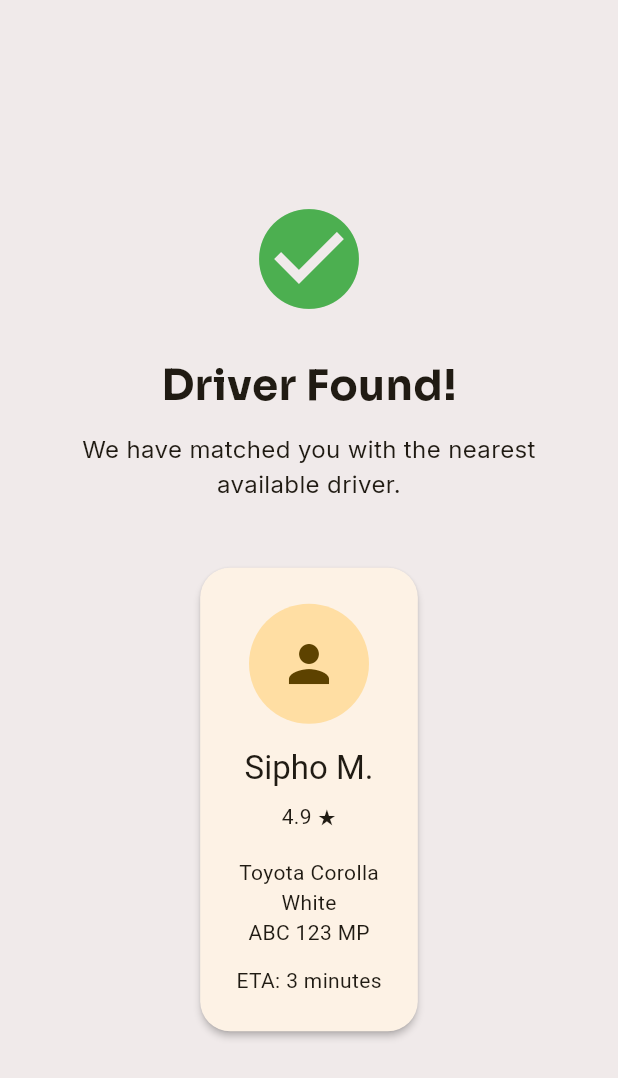
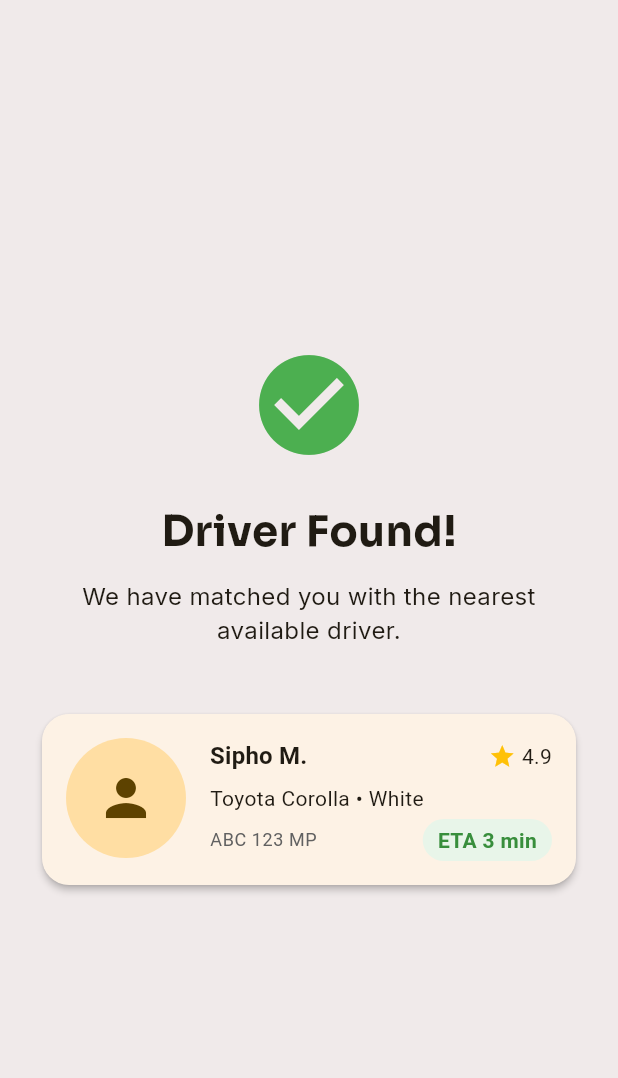
Before and after one commit to nyikolinkin/Tussen, a Flutter app: the DriverFoundScreen screen opened by its route, on a phone screen of 412 x 824 dp. Shown: the top 1078 px of the screen. Run offline on Flutter 3.47's test engine with Material 3 defaults, Android fonts, the phone set to English and light mode, and no system bars; our stand-ins replace flutter_riverpod, go_router, google_fonts.

```diff
--- a/lib/features/rides/presentation/widgets/driver_card.dart
+++ b/lib/features/rides/presentation/widgets/driver_card.dart
@@ -1,6 +1,6 @@
 import 'package:flutter/material.dart';
 
-import '../../../rides/domain/models/driver.dart';
+import '../../domain/models/driver.dart';
 import 'driver_avatar.dart';
 
 class DriverCard extends StatelessWidget {
@@ -16,39 +16,102 @@ class DriverCard extends StatelessWidget {
     return Card(
       elevation: 2,
       shape: RoundedRectangleBorder(
-        borderRadius: BorderRadius.circular(20),
+        borderRadius: BorderRadius.circular(18),
       ),
       child: Padding(
-        padding: const EdgeInsets.all(24),
-        child: Column(
+        padding: const EdgeInsets.all(16),
+        child: Row(
+          crossAxisAlignment: CrossAxisAlignment.start,
           children: [
+
+            // Driver photo
             const DriverAvatar(),
 
-            const SizedBox(height: 16),
+            const SizedBox(width: 16),
 
-            Text(
-              driver.name,
-              style: Theme.of(context).textTheme.titleLarge,
-            ),
+            // Driver details
+            Expanded(
+              child: Column(
+                crossAxisAlignment: CrossAxisAlignment.start,
+                children: [
 
-            const SizedBox(height: 8),
+                  // Name + Rating
+                  Row(
+                    children: [
+                      Expanded(
+                        child: Text(
+                          driver.name,
+                          style: Theme.of(context)
+                              .textTheme
+                              .titleMedium
+                              ?.copyWith(
+                                fontWeight: FontWeight.bold,
+                              ),
+                        ),
+                      ),
 
-            Text(
-              '${driver.rating} ★',
-            ),
+                      const Icon(
+                        Icons.star,
+                        color: Colors.amber,
+                        size: 18,
+                      ),
 
-            const SizedBox(height: 16),
+                      const SizedBox(width: 4),
 
-            Text(driver.vehicle),
+                      Text(
+                        driver.rating.toString(),
+                        style: Theme.of(context).textTheme.bodyMedium,
+                      ),
+                    ],
+                  ),
 
-            Text(driver.vehicleColor),
+                  const SizedBox(height: 6),
 
-            Text(driver.registrationNumber),
+                  // Vehicle
+                  Text(
+                    '${driver.vehicle} • ${driver.vehicleColor}',
+                    style: Theme.of(context).textTheme.bodyMedium,
+                  ),
 
-            const SizedBox(height: 12),
+                  const SizedBox(height: 4),
 
-            Text(
-              'ETA: ${driver.etaMinutes} minutes',
+                  // Registration + ETA
+                  Row(
+                    children: [
+
+                      Expanded(
+                        child: Text(
+                          driver.registrationNumber,
+                          style: Theme.of(context)
+                              .textTheme
+                              .bodySmall
+                              ?.copyWith(
+                                color: Colors.grey[700],
+                              ),
+                        ),
+                      ),
+
+                      Container(
+                        padding: const EdgeInsets.symmetric(
+                          horizontal: 10,
+                          vertical: 4,
+                        ),
+                        decoration: BoxDecoration(
+                          color: Colors.green.shade50,
+                          borderRadius: BorderRadius.circular(20),
+                        ),
+                        child: Text(
+                          'ETA ${driver.etaMinutes} min',
+                          style: TextStyle(
+                            color: Colors.green.shade700,
+                            fontWeight: FontWeight.w600,
+                          ),
+                        ),
+                      ),
+                    ],
+                  ),
+                ],
+              ),
             ),
           ],
         ),
--- a/pubspec.yaml
+++ b/pubspec.yaml
@@ -42,6 +42,7 @@ dependencies:
 
   # Fonts
   google_fonts: ^6.3.0
+  google_maps_flutter: ^2.17.1
 
 # The following section is specific to Flutter packages.
 flutter:
```
Also changed, not shown: lib/core/maps/models/map_state.dart (added, +33 -0 lines), lib/core/maps/providers/map_simulator_provider.dart (added, +15 -0 lines), lib/core/maps/providers/map_state_provider.dart (added, +48 -0 lines), lib/core/maps/services/map_simulator.dart (added, +98 -0 lines), lib/core/widgets/tussen_map.dart (added, +65 -0 lines), lib/features/passenger/presentation/passenger_home_screen.dart (+4 -3 lines), lib/features/rides/application/ride_controller.dart (+121 -31 lines), lib/features/rides/application/ride_controller_provider.dart (deleted, +0 -7 lines), lib/features/rides/infrastructure/ride_simulator.dart (+31 -6 lines), lib/features/rides/presentation/panels/driver_arrived_panel.dart (+5 -3 lines), lib/features/rides/presentation/panels/driver_found_panel.dart (+17 -3 lines), lib/features/rides/presentation/screens/ride_tracking_screen.dart (+11 -17 lines), lib/features/rides/providers/ride_controller_provider.dart (+10 -3 lines), lib/features/rides/providers/ride_state_provider.dart (+6 -4 lines), 1 more files, 2 other files.
